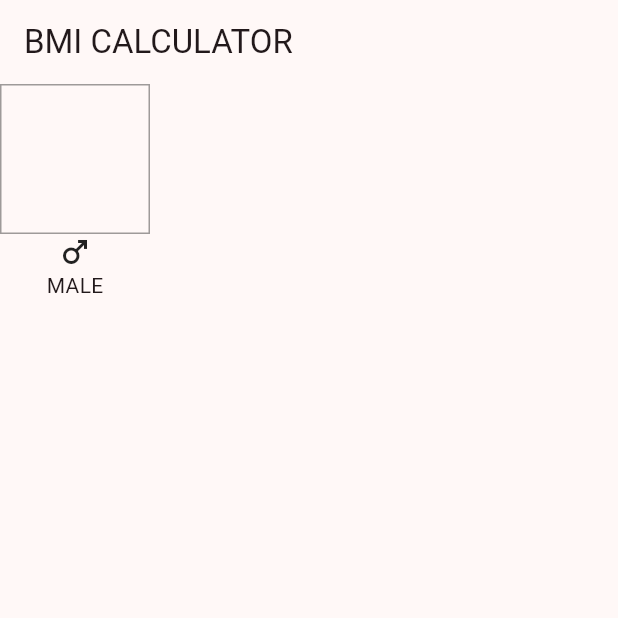
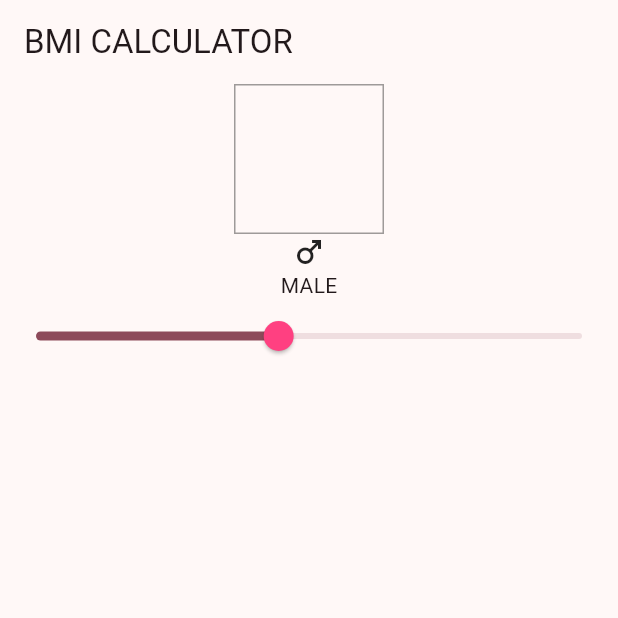
Before and after one commit to hippieperm/flutter_bmi_app, a Flutter app: the screen it shows after launch, on a phone screen of 412 x 824 dp, the top half of it. Run offline on Flutter 3.47's test engine with Material 3 defaults, Android fonts, the phone set to English and light mode, and no system bars.

Commit message:
홈 페이지에 슬라이더 추가: 성별 텍스트 옆에 슬라이더 UI 요소 추가 및 메인 테마 설정에 슬라이더 테마 추가

```diff
--- a/lib/main.dart
+++ b/lib/main.dart
@@ -15,12 +15,14 @@ class MyApp extends StatelessWidget {
       themeMode: ThemeMode.light,
       // themeMode: ThemeMode.dark,
       theme: ThemeData(
-        colorScheme: ColorScheme.fromSeed(
-          seedColor: Colors.pinkAccent,
-          brightness: Brightness.light,
-        ),
-        dividerColor: Colors.black38,
-      ),
+          colorScheme: ColorScheme.fromSeed(
+            seedColor: Colors.pinkAccent,
+            brightness: Brightness.light,
+          ),
+          dividerColor: Colors.black38,
+          sliderTheme: SliderThemeData(
+            thumbColor: Colors.pinkAccent,
+          )),
       darkTheme: ThemeData(
         colorScheme: ColorScheme.fromSeed(
           seedColor: Colors.pinkAccent,
--- a/lib/pages/home/home_page.dart
+++ b/lib/pages/home/home_page.dart
@@ -21,7 +21,13 @@ class HomePage extends StatelessWidget {
             ),
           ),
           Icon(Icons.male),
-          Text('MALE')
+          Text('MALE'),
+          Slider(
+            value: 50,
+            min: 10,
+            max: 100,
+            onChanged: (v) {},
+          )
         ],
       ),
     );
```
